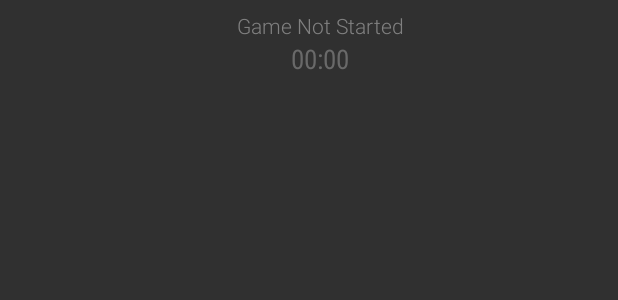
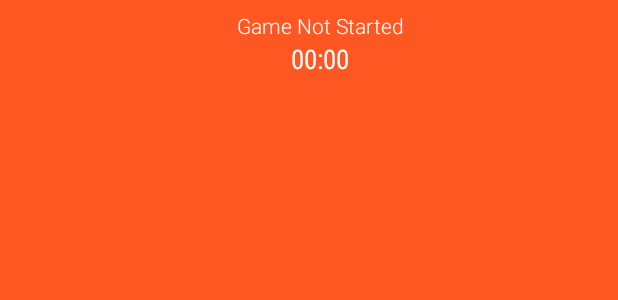
Before and after one commit to yucombinator/CrashRun, an Android app: the layout text_counters.xml on its own in the app's theme, with its tools: preview values and no code run, on a phone screen of 412 x 824 dp. Shown: the top 300 px of the screen. Run offline under Robolectric (Android 15) with nearby library versions, the light colour scheme and no system bars.

Commit message:
color scheme changes + icons

```diff
--- a/app/src/main/res/layout/text_counters.xml
+++ b/app/src/main/res/layout/text_counters.xml
@@ -15,7 +15,7 @@
         android:layout_height="wrap_content"
         android:fontFamily="sans-serif-light"
         android:text="Game Not Started"
-        android:textColor="#808080" />
+        android:textColor="@color/text" />
 
     <TextView
         android:id="@+id/textTimeronTheActionBar"
@@ -24,6 +24,6 @@
         android:fontFamily="sans-serif-condensed"
         android:text="00:00"
         android:textAppearance="?android:attr/textAppearanceMedium"
-        android:textColor="#696969" />
+        android:textColor="@color/text" />
 
 </LinearLayout>
--- /dev/null
+++ b/app/src/main/res/values-v21/styles.xml
@@ -0,0 +1,22 @@
+<?xml version="1.0" encoding="utf-8"?>
+<resources>
+
+    <style name="AppTheme" parent="Theme.AppCompat.Light">
+        <item name="android:windowBackground">@color/primary</item>
+        <item name="colorPrimary">@color/primary</item>
+        <item name="colorPrimaryDark">@color/primary_dark</item>
+        <item name="android:windowContentOverlay">@null</item>
+        <item name="android:textColorPrimary">@color/text</item>
+        <item name="colorAccent">@color/accent</item>
+        <!-- darker variant for the status bar and contextual app bars -->
+        <item name="android:windowContentTransitions">true</item>
+        <item name="android:windowAllowEnterTransitionOverlap">true</item>
+        <item name="android:windowAllowReturnTransitionOverlap">true</item>
+        <item name="android:windowSharedElementEnterTransition">@android:transition/move</item>
+        <item name="android:windowSharedElementExitTransition">@android:transition/move</item>
+
+
+    </style>
+
+
+</resources>
--- a/app/src/main/res/values/colors.xml
+++ b/app/src/main/res/values/colors.xml
@@ -4,10 +4,10 @@
         <drawable name="ab_bg_black">#aa000000</drawable>
         <drawable name="semi_white">#60ffffff</drawable>
         <drawable name="semi_black">#90696969</drawable>
-        <color name="primary">#03A9F4</color>
-        <color name="primary_dark">#0288D1</color>
-        <color name="light">#B3E5FC</color>
-        <color name="text">#FFFFFF</color>
-        <color name="accent">#CDDC39</color>
-        <color name="accent_dark">#ffa7b62f</color>
+    <color name="primary">#FF5722</color>
+    <color name="primary_dark">#ffd84a20</color>
+    <color name="light">#ffff8919</color>
+    <color name="text">#FFFFFF</color>
+    <color name="accent">#F44336</color>
+    <color name="accent_dark">#D32F2F</color>
 </resources>
--- a/app/src/main/res/values/styles.xml
+++ b/app/src/main/res/values/styles.xml
@@ -1,5 +1,17 @@
 <resources>
 
-			<style name="AppTheme" parent="@style/Theme.AppCompat" />
+    <style name="AppTheme" parent="@style/Theme.AppCompat.Light">
+        <item name="colorPrimary">@color/primary</item>
+        <item name="colorPrimaryDark">@color/primary_dark</item>
+        <item name="spinnerDropDownItemStyle">@style/dropdown</item>
+    </style>
 
+    <style name="dropdown" parent="@style/Widget.AppCompat.Spinner.DropDown.ActionBar">
+        <item name="android:textAppearance">@style/dropdownText</item>
+    </style>
+
+    <style name="dropdownText" parent="@android:style/Widget">
+        <item name="android:textColor">#212121</item>
+        <!-- Here you can set the color and other text attributes -->
+    </style>
 </resources>
```
Also changed, not shown: app/src/main/java/com/gamejam/crashrun/MainActivity.java (+8 -0 lines), app/src/main/res/menu/activity_main.xml (+7 -3 lines), 1 other file.
